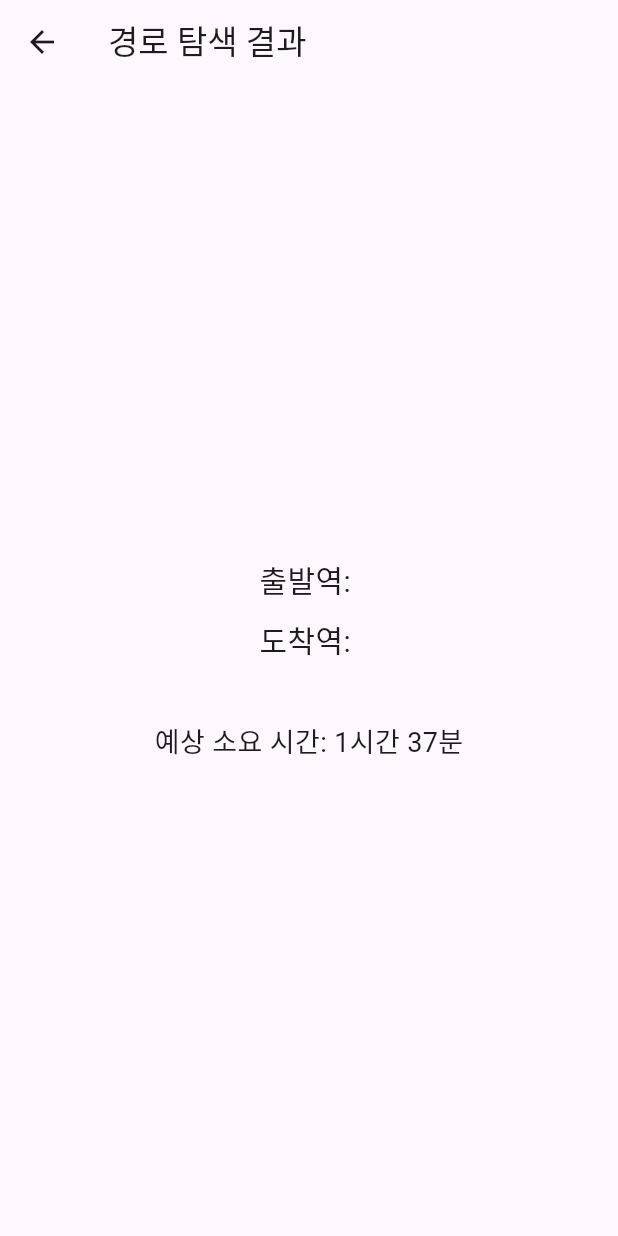
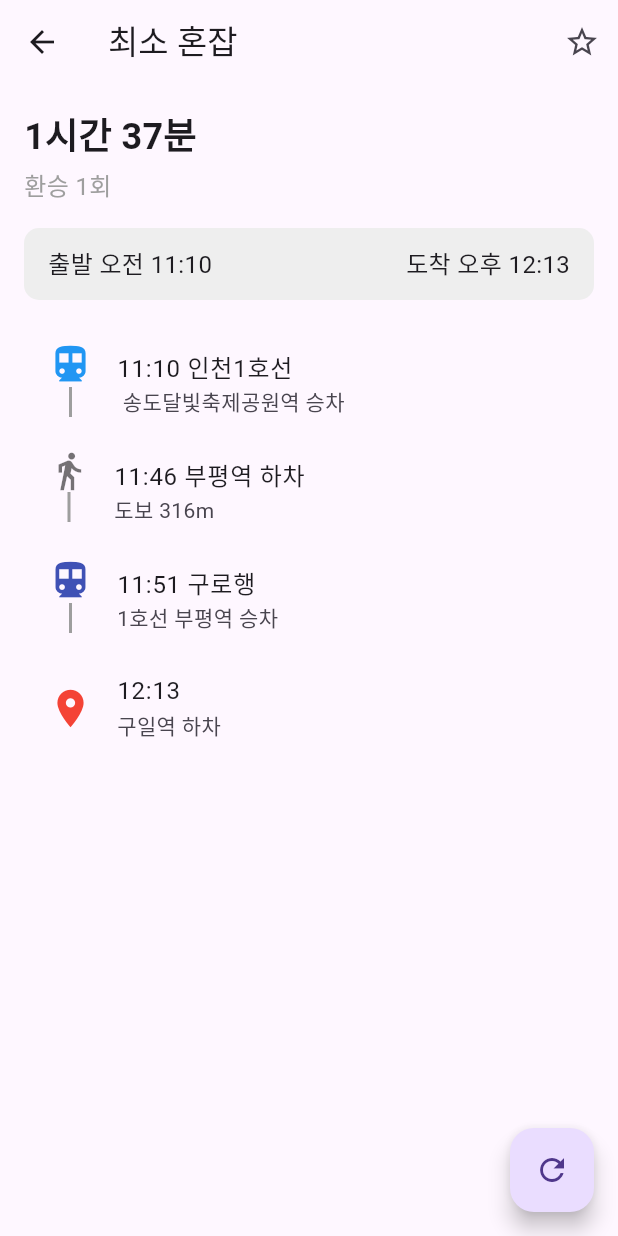
Before and after one commit to INU-IDLE/client, a Flutter app: the RouteResultScreen screen opened directly with empty values, on a phone screen of 412 x 824 dp. Run offline on Flutter 3.47's test engine with Material 3 defaults, Android fonts, the phone set to English and light mode, and no system bars; our stand-ins replace flutter_svg.

Commit message:
파일 생성 및 부분 구현, 홈 수정

```diff
--- a/lib/screen/RouteResultScreen.dart
+++ /dev/null
@@ -1,33 +0,0 @@
-import 'package:flutter/material.dart';
-
-class RouteResultScreen extends StatelessWidget {
-  final String departure;
-  final String destination;
-
-  const RouteResultScreen({
-    super.key, // 'key' 매개변수 추가
-    required this.departure,
-    required this.destination,
-  });
-
-  @override
-  Widget build(BuildContext context) {
-    return Scaffold(
-      appBar: AppBar(
-        title: const Text("경로 탐색 결과"), // 'title' 매개변수 정의
-      ),
-      body: Center(
-        child: Column(
-          mainAxisAlignment: MainAxisAlignment.center, // 'mainAxisAlignment' 정의
-          children: [
-            Text("출발역: $departure", style: const TextStyle(fontSize: 20)), // 'style' 정의
-            const SizedBox(height: 10), // 'height' 정의
-            Text("도착역: $destination", style: const TextStyle(fontSize: 20)),
-            const SizedBox(height: 40),
-            const Text("예상 소요 시간: 1시간 37분", style: TextStyle(fontSize: 18)),
-          ],
-        ),
-      ),
-    );
-  }
-}
--- a/lib/screen/home_screen.dart
+++ b/lib/screen/home_screen.dart
@@ -5,6 +5,7 @@ import 'real_time_screen.dart';
 import 'saved_routes_screen.dart';
 import 'news_screen.dart';
 import 'my_page_screen.dart';
+import 'search_screen.dart'; // SearchScreen 추가
 
 class HomeScreen extends StatefulWidget {
   const HomeScreen({super.key});
@@ -16,9 +17,14 @@ class HomeScreen extends StatefulWidget {
 class _HomeScreenState extends State<HomeScreen> {
   String selectedCategory = 'HOME'; // 선택된 카테고리
   Offset? selectedStationPosition; // 선택된 역의 위치
+  String? departureStation;  // 출발역
+  String? arrivalStation;    // 도착역
 
   @override
   Widget build(BuildContext context) {
+    // 상태바 높이를 가져옴
+    final double statusBarHeight = MediaQuery.of(context).padding.top;
+
     Widget currentScreen;
 
     switch (selectedCategory) {
@@ -47,7 +53,7 @@ class _HomeScreenState extends State<HomeScreen> {
           Positioned.fill(child: currentScreen),
           // 상단 검색창 및 알림 버튼
           Positioned(
-            top: 0,
+            top: statusBarHeight, // 상태바 바로 아래부터 시작
             left: 0,
             right: 0,
             child: Container(
@@ -76,14 +82,22 @@ class _HomeScreenState extends State<HomeScreen> {
                           const Icon(Icons.search, color: Colors.grey),
                           const SizedBox(width: 8),
                           Expanded(
-                            child: TextField(
-                              decoration: const InputDecoration(
-                                hintText: '지하철 역 검색',
-                                border: InputBorder.none,
+                            child: GestureDetector(
+                              onTap: () {
+                                // 검색창 클릭 시 SearchScreen으로 이동
+                                Navigator.push(
+                                  context,
+                                  MaterialPageRoute(
+                                    builder: (context) => const SearchScreen(
+                                      isSelectingDeparture: true, // 기본값 설정
+                                    ),
+                                  ),
+                                );
+                              },
+                              child: const Text(
+                                '지하철 역 검색',
+                                style: TextStyle(color: Colors.black),
                               ),
-                              onTap: () {
-                                print('검색창 클릭');
-                              },
                             ),
                           ),
                         ],
@@ -131,8 +145,7 @@ class _HomeScreenState extends State<HomeScreen> {
           ),
         ],
       ),
-      bottomNavigationBar:
-      BottomCategoryBar(
+      bottomNavigationBar: BottomCategoryBar(
         selectedCategory: selectedCategory,
         onCategorySelected: onCategorySelected,
       ),
@@ -147,8 +160,12 @@ class _HomeScreenState extends State<HomeScreen> {
 
   Widget _buildHomeContent() {
     return SvgPicture.asset(
-      "assets/images/mapimage.svg",
-      fit: BoxFit.cover,
+      "assets/images/mapimage.svg", // SVG 파일 경로
+      fit: BoxFit.cover, // 이미지 크기 맞추기
+      placeholderBuilder: (BuildContext context) => const CircularProgressIndicator(), // 로딩 중 표시
+      errorBuilder: (BuildContext context, Object error, StackTrace? stackTrace) {
+        return const Center(child: Text("SVG 파일을 로드할 수 없습니다.")); // 오류 발생 시 메시지 출력
+      },
     );
   }
 }
--- /dev/null
+++ b/lib/screen/route_result_screen.dart
@@ -0,0 +1,136 @@
+import 'package:flutter/material.dart';
+
+class RouteResultScreen extends StatelessWidget {
+  final String departure;
+  final String arrival;
+
+  const RouteResultScreen({
+    super.key,
+    required this.departure,
+    required this.arrival,
+  });
+
+  @override
+  Widget build(BuildContext context) {
+    return Scaffold(
+      appBar: AppBar(
+        title: Text("최소 혼잡"),
+        actions: [
+          IconButton(
+            icon: Icon(Icons.star_border),
+            onPressed: () {}, // 즐겨찾기 기능 추가 가능
+          ),
+        ],
+      ),
+      body: Padding(
+        padding: const EdgeInsets.all(16.0),
+        child: Column(
+          crossAxisAlignment: CrossAxisAlignment.start,
+          children: [
+            // ✅ 예상 소요 시간 및 환승 정보
+            Text(
+              "1시간 37분",
+              style: TextStyle(fontSize: 24, fontWeight: FontWeight.bold),
+            ),
+            SizedBox(height: 4),
+            Text("환승 1회", style: TextStyle(fontSize: 16, color: Colors.grey)),
+
+            SizedBox(height: 16),
+
+            // ✅ 출발 및 도착 시간 표시
+            Container(
+              padding: EdgeInsets.symmetric(vertical: 12, horizontal: 16),
+              decoration: BoxDecoration(
+                color: Colors.grey[200],
+                borderRadius: BorderRadius.circular(10),
+              ),
+              child: Row(
+                mainAxisAlignment: MainAxisAlignment.spaceBetween,
+                children: [
+                  Text("출발 오전 11:10", style: TextStyle(fontSize: 16)),
+                  Text("도착 오후 12:13", style: TextStyle(fontSize: 16)),
+                ],
+              ),
+            ),
+
+            SizedBox(height: 20),
+
+            // ✅ 경로 상세 정보
+            Expanded(
+              child: ListView(
+                children: [
+                  _buildRouteStep(
+                    "11:10",
+                    departure,
+                    "송도달빛축제공원역 승차",
+                    "인천1호선",
+                    Icons.directions_subway,
+                    Colors.blue,
+                  ),
+                  _buildTransferStep("11:46", "부평역 하차", "도보 316m"),
+                  _buildRouteStep(
+                    "11:51",
+                    "1호선",
+                    "부평역 승차",
+                    "구로행",
+                    Icons.directions_subway,
+                    Colors.indigo,
+                  ),
+                  _buildArrivalStep("12:13", arrival, "구일역 하차"),
+                ],
+              ),
+            ),
+          ],
+        ),
+      ),
+      floatingActionButton: FloatingActionButton(
+        onPressed: () {},
+        child: Icon(Icons.refresh), // 🔄 경로 새로고침 아이콘
+      ),
+    );
+  }
+
+  // ✅ 지하철 이동 구간 UI
+  Widget _buildRouteStep(
+      String time,
+      String station,
+      String action,
+      String line,
+      IconData icon,
+      Color color,
+      ) {
+    return ListTile(
+      leading: Column(
+        children: [
+          Icon(icon, color: color, size: 30),
+          Container(height: 20, width: 2, color: Colors.grey),
+        ],
+      ),
+      title: Text("$time $line", style: TextStyle(fontSize: 16)),
+      subtitle: Text("$station $action", style: TextStyle(fontSize: 14)),
+    );
+  }
+
+  // ✅ 환승 구간 UI
+  Widget _buildTransferStep(String time, String station, String distance) {
+    return ListTile(
+      leading: Column(
+        children: [
+          Icon(Icons.directions_walk, color: Colors.black54, size: 28),
+          Container(height: 20, width: 2, color: Colors.grey),
+        ],
+      ),
+      title: Text("$time $station", style: TextStyle(fontSize: 16)),
+      subtitle: Text(distance, style: TextStyle(fontSize: 14)),
+    );
+  }
+
+  // ✅ 도착역 UI
+  Widget _buildArrivalStep(String time, String station, String action) {
+    return ListTile(
+      leading: Icon(Icons.location_on, color: Colors.red, size: 30),
+      title: Text("$time $station", style: TextStyle(fontSize: 16)),
+      subtitle: Text(action, style: TextStyle(fontSize: 14)),
+    );
+  }
+}
```
Also changed, not shown: lib/screen/search_screen.dart (added, +152 -0 lines), lib/screen/subway_map_screen.dart (added, +226 -0 lines).
